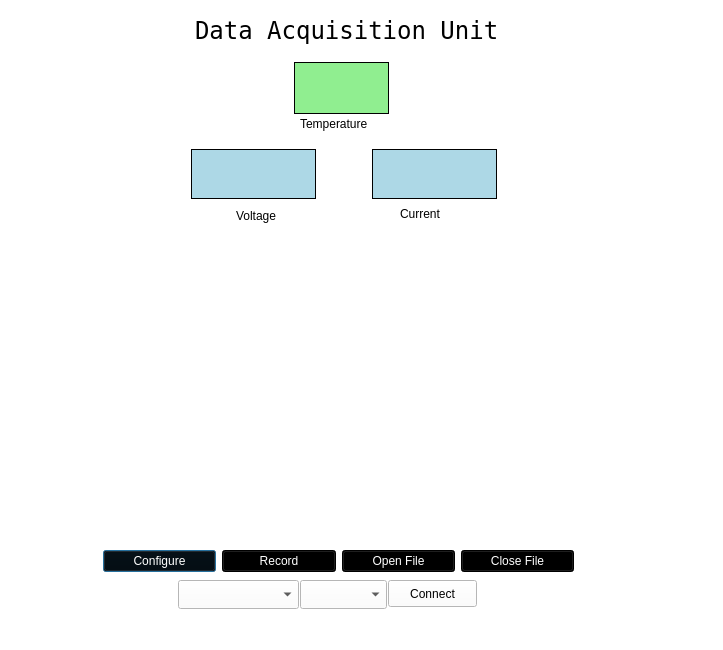
The window that data-acquisition-gui/data-acquisition-main.ui (ksarkies/Data-Acquisition) describes before a commit, drawn with Qt 5.
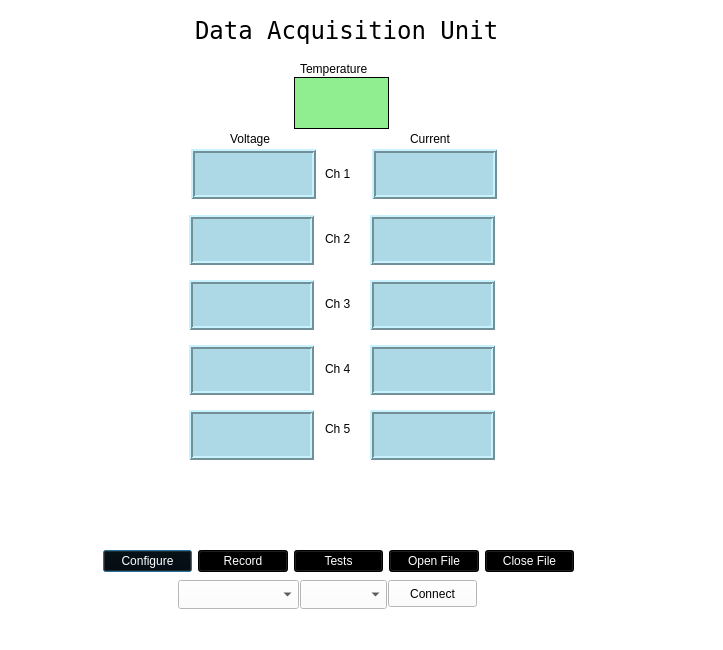
The same window after the commit.

Commit message: Add blank config window and add test window with widgets for defining a discharge test on a battery

What changed in the file:
```diff
--- a/data-acquisition-gui/data-acquisition-main.ui
+++ b/data-acquisition-gui/data-acquisition-main.ui
@@ -84,6 +84,19 @@
       </property>
      </widget>
     </item>
+    <item>
+     <widget class="QPushButton" name="testButton">
+      <property name="toolTip">
+       <string>&lt;html&gt;&lt;head/&gt;&lt;body&gt;&lt;p&gt;System configuration and advanced configuration choices for algorithms.&lt;/p&gt;&lt;/body&gt;&lt;/html&gt;</string>
+      </property>
+      <property name="styleSheet">
+       <string notr="true">background-color:black;color:white;</string>
+      </property>
+      <property name="text">
+       <string>Tests</string>
+      </property>
+     </widget>
+    </item>
     <item>
      <widget class="QPushButton" name="saveFileButton">
       <property name="toolTip">
@@ -158,7 +171,7 @@
    <property name="geometry">
     <rect>
      <x>294</x>
-     <y>62</y>
+     <y>77</y>
      <width>95</width>
      <height>52</height>
     </rect>
@@ -188,8 +201,8 @@
    <property name="geometry">
     <rect>
      <x>300</x>
-     <y>115</y>
-     <width>136</width>
+     <y>60</y>
+     <width>91</width>
      <height>17</height>
     </rect>
    </property>
@@ -200,8 +213,8 @@
   <widget class="QLabel" name="voltageLabel">
    <property name="geometry">
     <rect>
-     <x>236</x>
-     <y>207</y>
+     <x>230</x>
+     <y>130</y>
      <width>56</width>
      <height>17</height>
     </rect>
@@ -230,6 +243,12 @@
    <property name="frameShape">
     <enum>QFrame::Box</enum>
    </property>
+   <property name="frameShadow">
+    <enum>QFrame::Raised</enum>
+   </property>
+   <property name="lineWidth">
+    <number>2</number>
+   </property>
    <property name="text">
     <string/>
    </property>
@@ -260,6 +279,12 @@
    <property name="frameShape">
     <enum>QFrame::Box</enum>
    </property>
+   <property name="frameShadow">
+    <enum>QFrame::Raised</enum>
+   </property>
+   <property name="lineWidth">
+    <number>2</number>
+   </property>
    <property name="text">
     <string/>
    </property>
@@ -273,9 +298,9 @@
   <widget class="QLabel" name="currentLabel">
    <property name="geometry">
     <rect>
-     <x>400</x>
-     <y>205</y>
-     <width>86</width>
+     <x>410</x>
+     <y>130</y>
+     <width>56</width>
      <height>17</height>
     </rect>
    </property>
@@ -283,6 +308,359 @@
     <string>Current</string>
    </property>
   </widget>
+  <widget class="QLabel" name="voltage_2">
+   <property name="geometry">
+    <rect>
+     <x>189</x>
+     <y>215</y>
+     <width>125</width>
+     <height>50</height>
+    </rect>
+   </property>
+   <property name="font">
+    <font>
+     <pointsize>18</pointsize>
+    </font>
+   </property>
+   <property name="styleSheet">
+    <string notr="true">background-color:lightblue;</string>
+   </property>
+   <property name="frameShape">
+    <enum>QFrame::Box</enum>
+   </property>
+   <property name="frameShadow">
+    <enum>QFrame::Raised</enum>
+   </property>
+   <property name="lineWidth">
+    <number>2</number>
+   </property>
+   <property name="text">
+    <string/>
+   </property>
+   <property name="scaledContents">
+    <bool>true</bool>
+   </property>
+   <property name="alignment">
+    <set>Qt::AlignCenter</set>
+   </property>
+  </widget>
+  <widget class="QLabel" name="current_2">
+   <property name="geometry">
+    <rect>
+     <x>370</x>
+     <y>215</y>
+     <width>125</width>
+     <height>50</height>
+    </rect>
+   </property>
+   <property name="font">
+    <font>
+     <pointsize>18</pointsize>
+    </font>
+   </property>
+   <property name="styleSheet">
+    <string notr="true">background-color:lightblue;</string>
+   </property>
+   <property name="frameShape">
+    <enum>QFrame::Box</enum>
+   </property>
+   <property name="frameShadow">
+    <enum>QFrame::Raised</enum>
+   </property>
+   <property name="lineWidth">
+    <number>2</number>
+   </property>
+   <property name="text">
+    <string/>
+   </property>
+   <property name="scaledContents">
+    <bool>true</bool>
+   </property>
+   <property name="alignment">
+    <set>Qt::AlignCenter</set>
+   </property>
+  </widget>
+  <widget class="QLabel" name="voltage_3">
+   <property name="geometry">
+    <rect>
+     <x>189</x>
+     <y>280</y>
+     <width>125</width>
+     <height>50</height>
+    </rect>
+   </property>
+   <property name="font">
+    <font>
+     <pointsize>18</pointsize>
+    </font>
+   </property>
+   <property name="styleSheet">
+    <string notr="true">background-color:lightblue;</string>
+   </property>
+   <property name="frameShape">
+    <enum>QFrame::Box</enum>
+   </property>
+   <property name="frameShadow">
+    <enum>QFrame::Raised</enum>
+   </property>
+   <property name="lineWidth">
+    <number>2</number>
+   </property>
+   <property name="text">
+    <string/>
+   </property>
+   <property name="scaledContents">
+    <bool>true</bool>
+   </property>
+   <property name="alignment">
+    <set>Qt::AlignCenter</set>
+   </property>
+  </widget>
+  <widget class="QLabel" name="current_3">
+   <property name="geometry">
+    <rect>
+     <x>370</x>
+     <y>280</y>
+     <width>125</width>
+     <height>50</height>
+    </rect>
+   </property>
+   <property name="font">
+    <font>
+     <pointsize>18</pointsize>
+    </font>
+   </property>
+   <property name="styleSheet">
+    <string notr="true">background-color:lightblue;</string>
+   </property>
+   <property name="frameShape">
+    <enum>QFrame::Box</enum>
+   </property>
+   <property name="frameShadow">
+    <enum>QFrame::Raised</enum>
+   </property>
+   <property name="lineWidth">
+    <number>2</number>
+   </property>
+   <property name="text">
+    <string/>
+   </property>
+   <property name="scaledContents">
+    <bool>true</bool>
+   </property>
+   <property name="alignment">
+    <set>Qt::AlignCenter</set>
+   </property>
+  </widget>
+  <widget class="QLabel" name="voltage_4">
+   <property name="geometry">
+    <rect>
+     <x>189</x>
+     <y>345</y>
+     <width>125</width>
+     <height>50</height>
+    </rect>
+   </property>
+   <property name="font">
+    <font>
+     <pointsize>18</pointsize>
+    </font>
+   </property>
+   <property name="styleSheet">
+    <string notr="true">background-color:lightblue;</string>
+   </property>
+   <property name="frameShape">
+    <enum>QFrame::Box</enum>
+   </property>
+   <property name="frameShadow">
+    <enum>QFrame::Raised</enum>
+   </property>
+   <property name="lineWidth">
+    <number>2</number>
+   </property>
+   <property name="text">
+    <string/>
+   </property>
+   <property name="scaledContents">
+    <bool>true</bool>
+   </property>
+   <property name="alignment">
+    <set>Qt::AlignCenter</set>
+   </property>
+  </widget>
+  <widget class="QLabel" name="current_4">
+   <property name="geometry">
+    <rect>
+     <x>370</x>
+     <y>345</y>
+     <width>125</width>
+     <height>50</height>
+    </rect>
+   </property>
+   <property name="font">
+    <font>
+     <pointsize>18</pointsize>
+    </font>
+   </property>
+   <property name="styleSheet">
+    <string notr="true">background-color:lightblue;</string>
+   </property>
+   <property name="frameShape">
+    <enum>QFrame::Box</enum>
+   </property>
+   <property name="frameShadow">
+    <enum>QFrame::Raised</enum>
+   </property>
+   <property name="lineWidth">
+    <number>2</number>
+   </property>
+   <property name="text">
+    <string/>
+   </property>
+   <property name="scaledContents">
+    <bool>true</bool>
+   </property>
+   <property name="alignment">
+    <set>Qt::AlignCenter</set>
+   </property>
+  </widget>
+  <widget class="QLabel" name="voltage_5">
+   <property name="geometry">
+    <rect>
+     <x>189</x>
+     <y>410</y>
+     <width>125</width>
+     <height>50</height>
+    </rect>
+   </property>
+   <property name="font">
+    <font>
+     <pointsize>18</pointsize>
+    </font>
+   </property>
+   <property name="styleSheet">
+    <string notr="true">background-color:lightblue;</string>
+   </property>
+   <property name="frameShape">
+    <enum>QFrame::Box</enum>
+   </property>
+   <property name="frameShadow">
+    <enum>QFrame::Raised</enum>
+   </property>
+   <property name="lineWidth">
+    <number>2</number>
+   </property>
+   <property name="text">
+    <string/>
+   </property>
+   <property name="scaledContents">
+    <bool>true</bool>
+   </property>
+   <property name="alignment">
+    <set>Qt::AlignCenter</set>
+   </property>
+  </widget>
+  <widget class="QLabel" name="current_5">
+   <property name="geometry">
+    <rect>
+     <x>370</x>
+     <y>410</y>
+     <width>125</width>
+     <height>50</height>
+    </rect>
+   </property>
+   <property name="font">
+    <font>
+     <pointsize>18</pointsize>
+    </font>
+   </property>
+   <property name="styleSheet">
+    <string notr="true">background-color:lightblue;</string>
+   </property>
+   <property name="frameShape">
+    <enum>QFrame::Box</enum>
+   </property>
+   <property name="frameShadow">
+    <enum>QFrame::Raised</enum>
+   </property>
+   <property name="lineWidth">
+    <number>2</number>
+   </property>
+   <property name="text">
+    <string/>
+   </property>
+   <property name="scaledContents">
+    <bool>true</bool>
+   </property>
+   <property name="alignment">
+    <set>Qt::AlignCenter</set>
+   </property>
+  </widget>
+  <widget class="QLabel" name="channelLabel_1">
+   <property name="geometry">
+    <rect>
+     <x>325</x>
+     <y>165</y>
+     <width>36</width>
+     <height>17</height>
+    </rect>
+   </property>
+   <property name="text">
+    <string>Ch 1</string>
+   </property>
+  </widget>
+  <widget class="QLabel" name="channelLabel_2">
+   <property name="geometry">
+    <rect>
+     <x>325</x>
+     <y>230</y>
+     <width>36</width>
+     <height>17</height>
+    </rect>
+   </property>
+   <property name="text">
+    <string>Ch 2</string>
+   </property>
+  </widget>
+  <widget class="QLabel" name="channelLabel_3">
+   <property name="geometry">
+    <rect>
+     <x>325</x>
+     <y>295</y>
+     <width>36</width>
+     <height>17</height>
+    </rect>
+   </property>
+   <property name="text">
+    <string>Ch 3</string>
+   </property>
+  </widget>
+  <widget class="QLabel" name="channelLabel_4">
+   <property name="geometry">
+    <rect>
+     <x>325</x>
+     <y>360</y>
+     <width>36</width>
+     <height>17</height>
+    </rect>
+   </property>
+   <property name="text">
+    <string>Ch 4</string>
+   </property>
+  </widget>
+  <widget class="QLabel" name="channelLabel_5">
+   <property name="geometry">
+    <rect>
+     <x>325</x>
+     <y>420</y>
+     <width>36</width>
+     <height>17</height>
+    </rect>
+   </property>
+   <property name="text">
+    <string>Ch 5</string>
+   </property>
+  </widget>
  </widget>
  <resources>
   <include location="../../../../../data/home/ksarkies/Projects/Battery-Management-System/gui/power-management-gui.qrc"/>
```
Left out of the diff: 6 changed lines with no effect on the pictures. The commit also changes 9 other files.
